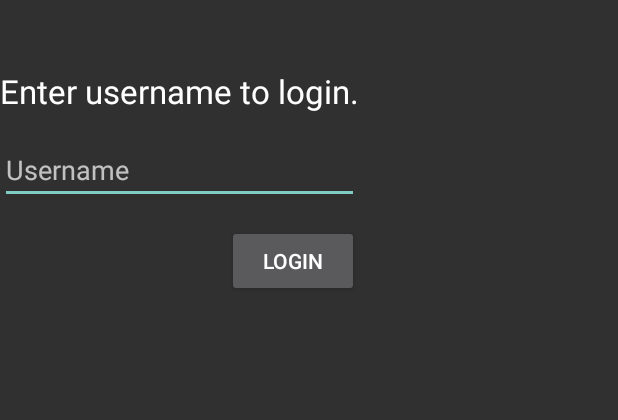
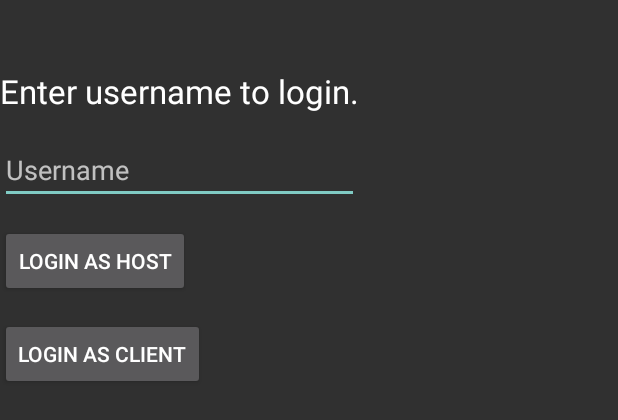
Before and after one commit to axelpelling/Lantern-in-the-Dark, an Android app: the layout activity_login.xml on its own in the app's theme, with its tools: preview values and no code run, on a phone screen of 412 x 824 dp. Shown: the top 420 px of the screen. Run offline under Robolectric (Android 15) with nearby library versions, the phone set to English and light mode, and no system bars.

Commit message:
Some updates on all classes

```diff
--- a/app/build.gradle
+++ b/app/build.gradle
@@ -20,6 +20,7 @@ android {
 }
 
 dependencies {
-    compile fileTree(dir: 'libs', include: ['*.jar'])
+    compile fileTree(include: ['*.jar'], dir: 'libs')
+    compile files('libs/gson-2.3.1.jar')
     compile 'com.android.support:appcompat-v7:21.0.2'
 }
--- a/app/src/main/java/computing/mobile/lanterninthedark/GridSystem.java
+++ b/app/src/main/java/computing/mobile/lanterninthedark/GridSystem.java
@@ -24,7 +24,7 @@ public class GridSystem {
         }
     }
 
-    public void setPhonePosition(Phone phone){
+    public void addPhone(Phone phone){
         grid[phone.getX()][phone.getY()] = phone.getId();
     }
 
--- a/app/src/main/java/computing/mobile/lanterninthedark/MainActivity.java
+++ b/app/src/main/java/computing/mobile/lanterninthedark/MainActivity.java
@@ -31,7 +31,7 @@ public class MainActivity extends ActionBarActivity implements NetworkingEventHa
         Phone phone = new Phone(1, 3, 2);
 
         gridSystem = GridSystem.getInstance();
-        gridSystem.setPhonePosition(phone);
+        gridSystem.addPhone(phone);
 
 
 		manager = new NetworkingManager(this, "group", "me");
@@ -84,6 +84,7 @@ public class MainActivity extends ActionBarActivity implements NetworkingEventHa
 	@Override
 	public void loadedValueForKeyOfUser(JSONObject json, String key, String user) {
 		//TODO Do something with returned values?
+
 	}
 
 	@Override
--- a/app/src/main/res/layout/activity_login.xml
+++ b/app/src/main/res/layout/activity_login.xml
@@ -14,7 +14,7 @@
         android:textAppearance="?android:attr/textAppearanceLarge" />
 
     <EditText
-        android:id="@+id/userLoginEditView"
+        android:id="@+id/userLoginEditText"
         android:layout_width="wrap_content"
         android:layout_height="wrap_content"
         android:layout_alignLeft="@+id/userLoginTextView"
@@ -28,14 +28,22 @@
     </EditText>
 
     <Button
-        android:id="@+id/userLoginButton"
+        android:id="@+id/userHostButton"
         android:layout_width="wrap_content"
         android:layout_height="wrap_content"
-        android:layout_alignRight="@+id/userLoginEditView"
-        android:layout_below="@+id/userLoginEditView"
+        android:layout_below="@+id/userLoginEditText"
         android:layout_marginTop="14dp"
-        android:onClick="userLogin"
-        android:text="@string/userLoginButtonString" />
+        android:onClick="userHostLogin"
+        android:text="@string/userHostButtonString" />
+
+    <Button
+        android:id="@+id/userClientButton"
+        android:layout_width="wrap_content"
+        android:layout_height="wrap_content"
+        android:layout_below="@+id/userHostButton"
+        android:layout_marginTop="14dp"
+        android:onClick="userClientLogin"
+        android:text="@string/userClientButtonString" />
 
 
 </RelativeLayout>
--- a/app/src/main/res/values/strings.xml
+++ b/app/src/main/res/values/strings.xml
@@ -5,9 +5,20 @@
     <string name="hello_world">Hello world!</string>
     <string name="action_settings">Settings</string>
 
+    <!-- Login Activity Strings -->
     <string name="userLoginTextViewString">Enter username to login.</string>
     <string name="userLoginHintString">Username</string>
-    <string name="userLoginButtonString">Login</string>
+    <string name="userHostButtonString">Login as host</string>
+    <string name="userClientButtonString">Login as client</string>
+    <string name="title_activity_host">HostActivity</string>
+    <string name="title_activity_client">ClientActivity</string>
+
+    <!-- Host Activity Strings -->
+    <string name="HostTextViewString">You are the host. Press start game when everyone has connected.</string>
+    <string name="HostButtonString">Start</string>
+
+    <!-- Client Activity Strings -->
+    <string name="ClientTextViewString">Waiting for the host to start the game.</string>
 
 
 </resources>
```
Also changed, not shown: app/src/main/AndroidManifest.xml (+9 -0 lines), app/src/main/java/computing/mobile/lanterninthedark/ClientActivity.java (added, +93 -0 lines), app/src/main/java/computing/mobile/lanterninthedark/HostActivity.java (added, +101 -0 lines), app/src/main/java/computing/mobile/lanterninthedark/LoginActivity.java (+8 -43 lines), app/src/main/res/layout/activity_client.xml (added, +17 -0 lines), app/src/main/res/layout/activity_host.xml (added, +26 -0 lines), app/src/main/res/menu/menu_client.xml (added, +7 -0 lines), app/src/main/res/menu/menu_host.xml (added, +7 -0 lines), 1 other file.
